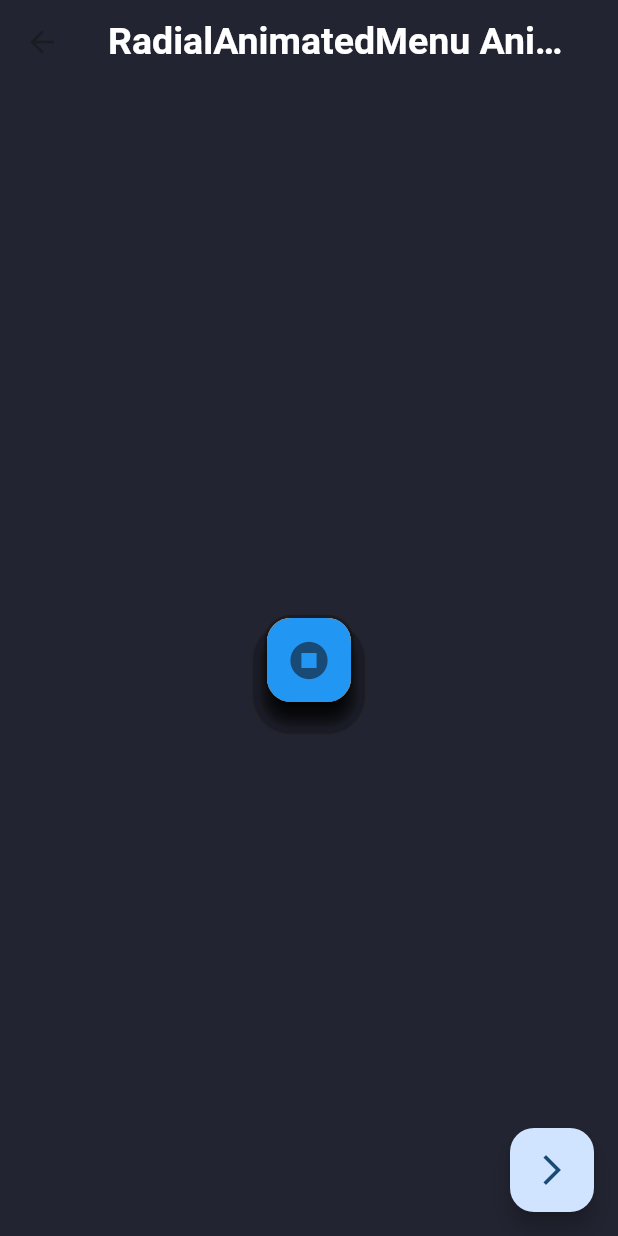
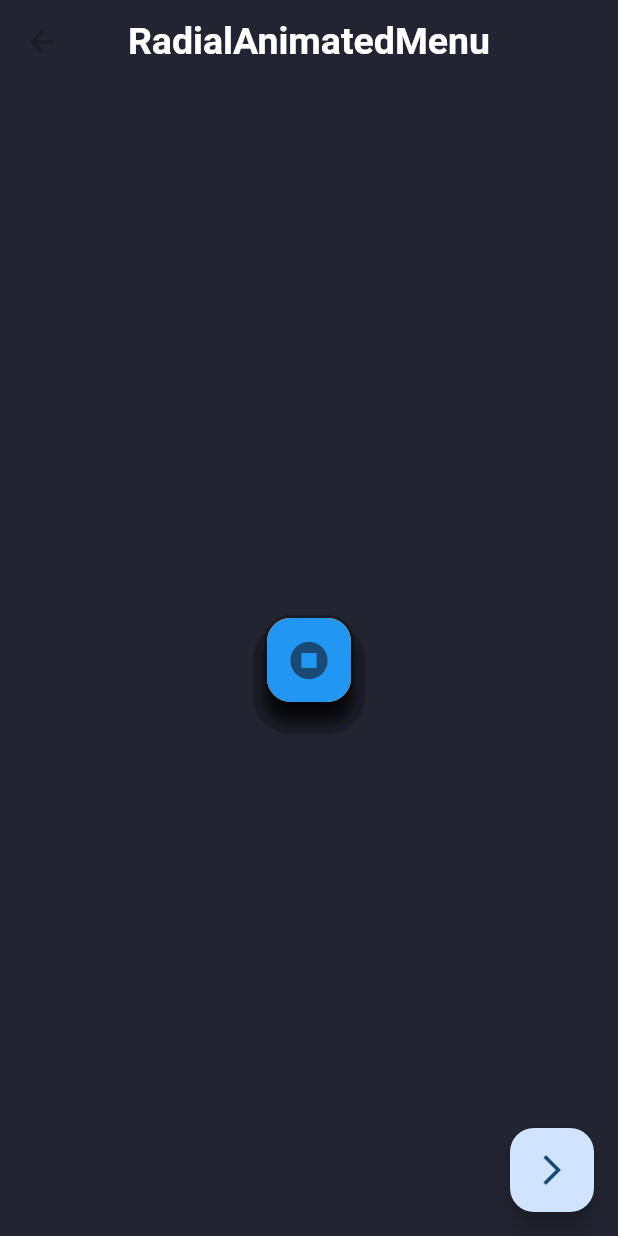
Before and after one commit to nareshptt/Flutter--Animations, a Flutter app: the ListViewAnimation screen opened directly, scrolled down 98 dp, after a tap on the "arrow forward ios" icon, on a phone screen of 412 x 824 dp. Run offline on Flutter 3.47's test engine with Material 3 defaults, Android fonts, the phone set to English and light mode, and no system bars; our stand-ins replace flutter_swiper_view, shimmer; network calls fail.

Commit message:
Some Ui changes

```diff
--- a/lib/Screens/FABcircularAnimation.dart
+++ b/lib/Screens/FABcircularAnimation.dart
@@ -31,7 +31,7 @@ class _FABcircularAnimationState extends State<FABcircularAnimation>
       appBar: AppBar(
         centerTitle: true,
         backgroundColor: Color.fromARGB(255, 34, 36, 49),
-        title: Text("RadialAnimatedMenu Animation ",
+        title: Text("RadialAnimatedMenu",
             style: TextStyle(
                 fontWeight: FontWeight.bold,
                 fontSize: 25,
--- a/lib/Screens/ListViewAnimation.dart
+++ b/lib/Screens/ListViewAnimation.dart
@@ -27,12 +27,26 @@ class _ListViewAnimationState extends State<ListViewAnimation> {
   Widget build(BuildContext context) {
     width = MediaQuery.of(context).size.width;
     return Scaffold(
-      floatingActionButton: FloatingActionButton(
-        onPressed: () {
-          Navigator.pushReplacement(context,
-              MaterialPageRoute(builder: (context) => FABcircularAnimation()));
+      floatingActionButton: GestureDetector(
+        onLongPress: () {
+          setState(() {
+            myAnimation = false;
+          });
+          Future.delayed(const Duration(seconds: 3), () {
+            setState(() {
+              myAnimation = true;
+            });
+          });
         },
-        child: Icon(Icons.arrow_forward_ios),
+        child: FloatingActionButton(
+          onPressed: () {
+            Navigator.pushReplacement(
+                context,
+                MaterialPageRoute(
+                    builder: (context) => FABcircularAnimation()));
+          },
+          child: Icon(Icons.arrow_forward_ios),
+        ),
       ),
       backgroundColor: const Color.fromARGB(255, 34, 36, 49),
       body: SafeArea(
```
Also changed, not shown: lib/Screens/ShimmerLoader.dart (+7 -3 lines).
